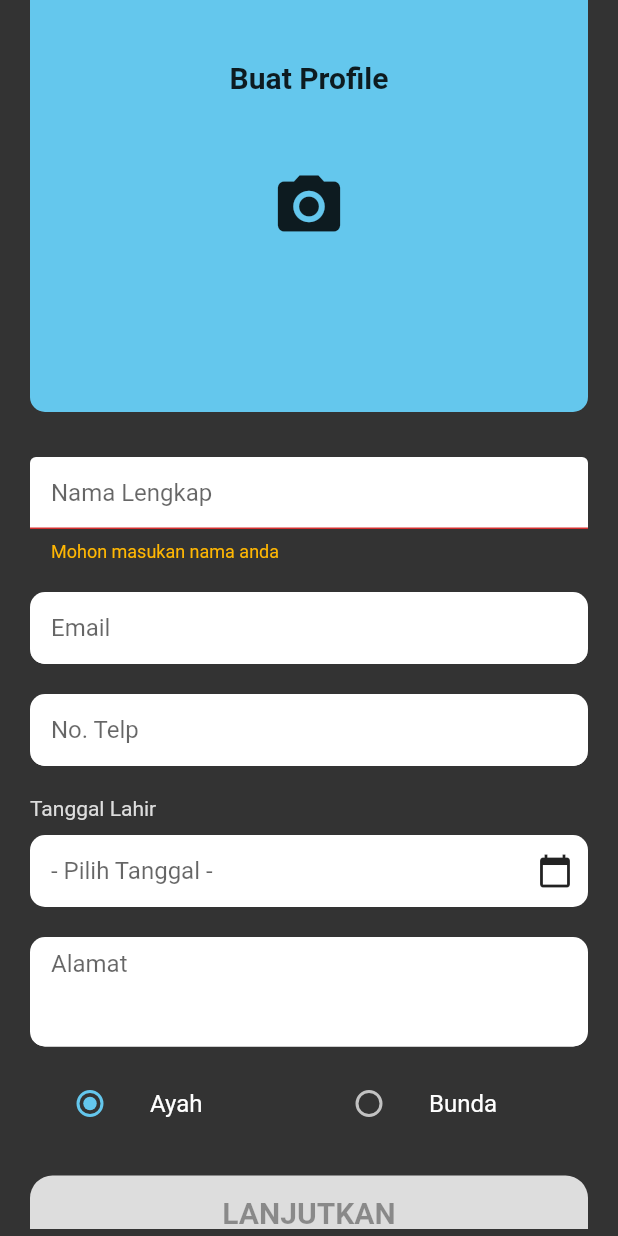
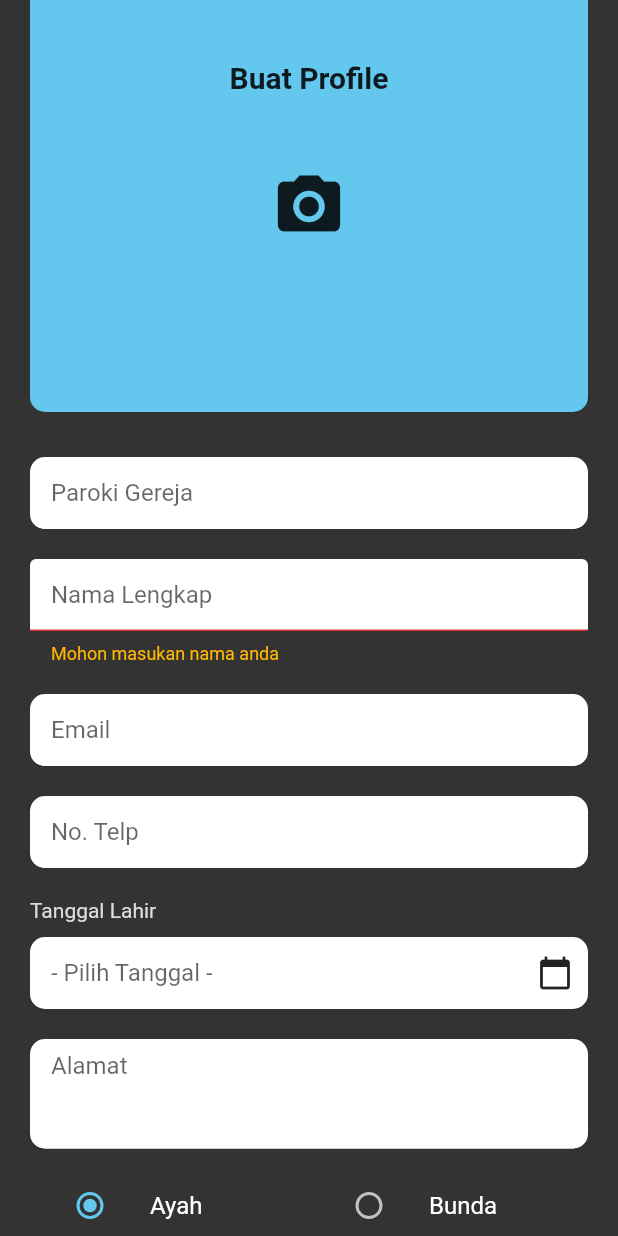
Before and after one commit to HafizhHD/app-ro-backup, a Flutter app: the SetupParentProfilePage screen opened directly, on a phone screen of 412 x 824 dp. Run offline on Flutter 3.47's test engine with Material 2 defaults, Android fonts, the phone set to English and light mode, and no system bars; our stand-ins replace audioplayers, camera, firebase_core, firebase_messaging, flutter_contacts, flutter_datetime_picker and 10 more; missing offline and left inert: app_usage, flutter_background_service, flutter_geocoder, flutter_sms_inbox; accounts and stored records are empty; network calls fail; Roboto replaces fonts that are missing (Raleway).

Commit message:
Update HKBP home page. Add Chose Paroki on parent register

```diff
--- a/lib/child/child_drawer.dart
+++ b/lib/child/child_drawer.dart
@@ -124,7 +124,7 @@ class ChildDrawer extends StatelessWidget {
                         actions: <Widget>[
                           TextButton(
                             onPressed: () => Navigator.pop(context, 'Cancel'),
-                            child: const Text('Cancel', style: TextStyle(color: cOrtuOrange)),
+                            child: const Text('Cancel', style: TextStyle(color: cOrtuBlue)),
                           ),
                           TextButton(
                             onPressed: () async {
@@ -139,7 +139,7 @@ class ChildDrawer extends StatelessWidget {
                                 (route) => false,
                               );
                             },
-                            child: const Text('OK', style: TextStyle(color: cOrtuOrange)),
+                            child: const Text('OK', style: TextStyle(color: cOrtuBlue)),
                           ),
                         ],
                       )))
--- a/lib/child/home_child.dart
+++ b/lib/child/home_child.dart
@@ -5,6 +5,7 @@ import 'dart:io';
 import 'dart:math';
 import 'package:firebase_messaging/firebase_messaging.dart';
 import 'package:flutter/foundation.dart';
+import 'package:flutter_background_service/flutter_background_service.dart';
 import 'package:flutter_contacts/flutter_contacts.dart';
 import 'package:flutter_local_notifications/flutter_local_notifications.dart';
 import 'package:flutter_sms_inbox/flutter_sms_inbox.dart';
--- a/lib/global/global_formatter.dart
+++ b/lib/global/global_formatter.dart
@@ -330,7 +330,7 @@ bool isEmail(String string) {
   if (string.isEmpty) {
     return false;
   }
-  const pattern = r'^[\w-\.]+@([\w-]+\.)+[\w-]{2,4}$';
+  const pattern = r'^[\w-\.]+@([\w-]+\.)+[\w-]{2,}$';
   final regExp = RegExp(pattern);
 
   if (!regExp.hasMatch(string)) {
--- a/lib/global/global_snackbar.dart
+++ b/lib/global/global_snackbar.dart
@@ -87,13 +87,13 @@ Future<bool> onWillPopApp() async {
           Get.back(result: true);
           SystemChannels.platform.invokeMethod('SystemNavigator.pop');
         },
-        child: new Text('Ya', style: new TextStyle(color: cOrtuOrange)),
+        child: new Text('Ya', style: new TextStyle(color: cOrtuBlue)),
       ),
       new TextButton(
         onPressed: () {
           Get.back(result: false);
         },
-        child: new Text('Tidak', style: new TextStyle(color: cOrtuOrange)),
+        child: new Text('Tidak', style: new TextStyle(color: cOrtuBlue)),
       )
     ],
   ));
--- a/lib/parent/view/akun/akun_page.dart
+++ b/lib/parent/view/akun/akun_page.dart
@@ -153,7 +153,7 @@ class AkunPage extends StatelessWidget {
           onPressed: () {
             Get.back(result: false);
           },
-          child: Text('Batal', style: TextStyle(color: cOrtuOrange)),
+          child: Text('Batal', style: TextStyle(color: cOrtuBlue)),
         ),
         TextButton(
           onPressed: () async {
@@ -167,7 +167,7 @@ class AkunPage extends StatelessWidget {
             } else
               showSnackbar('Gagal menghapus anak dengan nama $childName');
           },
-          child: Text('Hapus', style: TextStyle(color: cOrtuOrange)),
+          child: Text('Hapus', style: TextStyle(color: cOrtuBlue)),
         ),
       ],
     ));
--- a/lib/parent/view/main/parent_controller.dart
+++ b/lib/parent/view/main/parent_controller.dart
@@ -16,7 +16,7 @@ class ParentController extends GetxController {
   late ParentProfile parentProfile;
   Rx<Future<List<Child>>> fChildList = Future<List<Child>>.value(<Child>[]).obs;
   RxMap _modeAsuh = <int, int>{}.obs;
-  var _bottomNavIndex = 0.obs;
+  var _bottomNavIndex = 2.obs;
 
   int get bottomNavIndex => _bottomNavIndex.value;
 
--- a/lib/parent/view/main/parent_drawer.dart
+++ b/lib/parent/view/main/parent_drawer.dart
@@ -148,7 +148,7 @@ class ParentDrawer extends StatelessWidget {
                         actions: <Widget>[
                           TextButton(
                             onPressed: () => Navigator.pop(context, 'Cancel'),
-                            child: const Text('Cancel', style: TextStyle(color: cOrtuOrange)),
+                            child: const Text('Cancel', style: TextStyle(color: cOrtuBlue)),
                           ),
                           TextButton(
                             onPressed: () async {
@@ -163,7 +163,7 @@ class ParentDrawer extends StatelessWidget {
                                 (route) => false,
                               );
                             },
-                            child: const Text('OK', style: TextStyle(color: cOrtuOrange)),
+                            child: const Text('OK', style: TextStyle(color: cOrtuBlue)),
                           ),
                         ],
                       )))
--- a/lib/parent/view/setup_profile_parent.dart
+++ b/lib/parent/view/setup_profile_parent.dart
@@ -125,6 +125,34 @@ class _SetupParentProfilePageState extends State<SetupParentProfilePage> {
                   ),
                   Container(
                     margin: const EdgeInsets.only(top: 30.0, bottom: 10),
+                    width: MediaQuery.of(context).size.width,
+                    child: Theme(
+                      data: Theme.of(context).copyWith(splashColor: Colors.transparent),
+                      child: TextField(
+                        style: TextStyle(fontSize: 16.0, color: Colors.black),
+                        keyboardType: TextInputType.number,
+                        minLines: 1,
+                        maxLines: 1,
+                        // controller: cParoki,
+                        decoration: InputDecoration(
+                          filled: true,
+                          fillColor: cOrtuWhite,
+                          hintText: 'Paroki Gereja',
+                          contentPadding: const EdgeInsets.only(left: 14.0, bottom: 8.0, top: 8.0),
+                          focusedBorder: OutlineInputBorder(
+                            borderSide: BorderSide(color: cOrtuWhite),
+                            borderRadius: BorderRadius.circular(10),
+                          ),
+                          enabledBorder: UnderlineInputBorder(
+                            borderSide: BorderSide(color: cOrtuWhite),
+                            borderRadius: BorderRadius.circular(10),
+                          ),
+                        ),
+                      ),
+                    ),
+                  ),
+                  Container(
+                    margin: const EdgeInsets.only(top: 10.0, bottom: 10),
                     width: MediaQuery.of(context).size.width,
                     child: Theme(
                       data: Theme.of(context).copyWith(splashColor: Colors.transparent),
--- a/pubspec.yaml
+++ b/pubspec.yaml
@@ -34,6 +34,7 @@ dependencies:
   firebase_messaging: ^10.0.1
   fluttertoast: ^8.0.7
   flutter_app_lock: ^2.0.0
+  flutter_background_service: ^0.1.5
   flutter_contacts: ^1.1.0+3
   flutter_local_notifications: ^8.1.1
   flutter_notification_channel: ^2.0.0
```
Also changed, not shown: lib/child/child_controller.dart (+50 -0 lines), lib/parent/view/feed/feed_page.dart (+5 -4 lines), lib/parent/view/main/parent_main.dart (+24 -22 lines), pubspec.lock, 2 other files.
